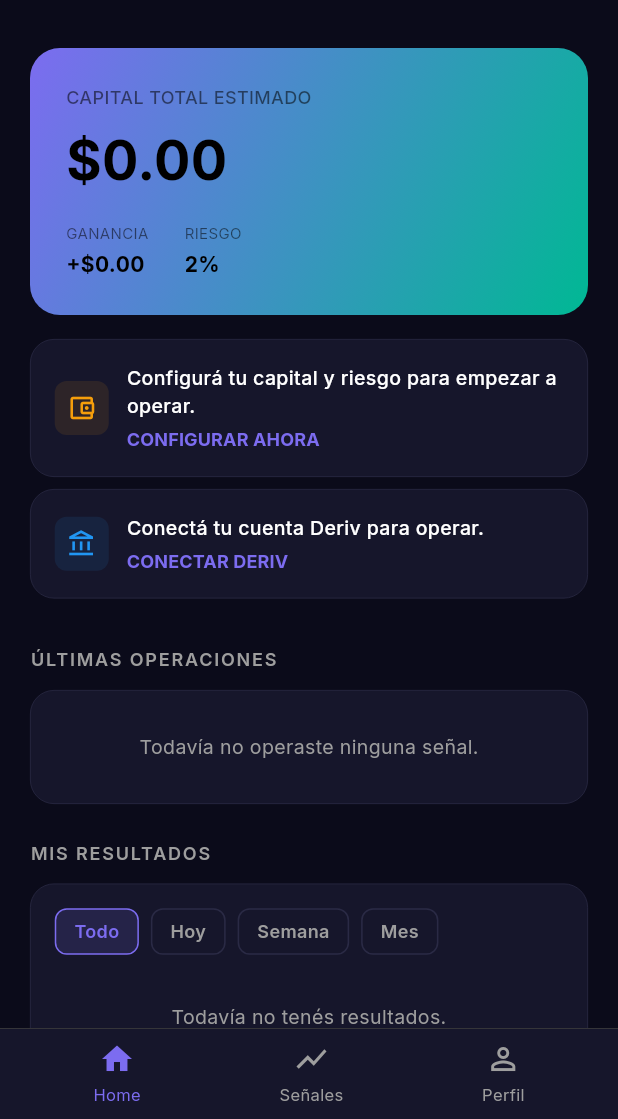
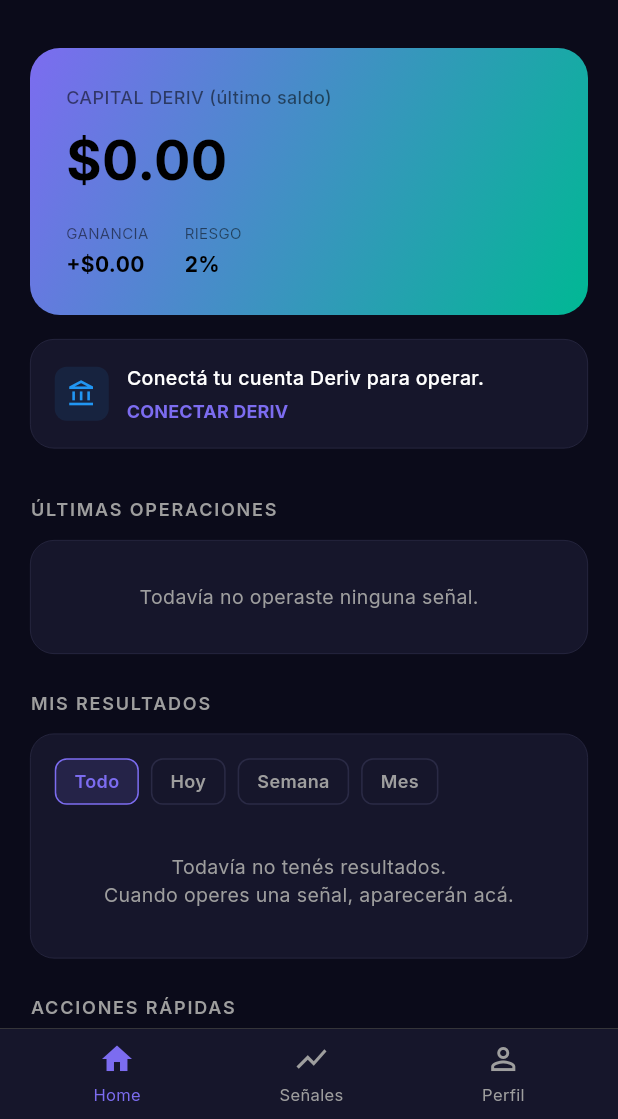
Before and after one commit to ergonber/Multisyntrade, a Flutter app: the HomeScreen screen opened directly, on a phone screen of 412 x 824 dp, the part 117-1236 px from its top. Run offline on Flutter 3.47's test engine with Material 3 defaults, Android fonts, the phone set to English and light mode, and no system bars; our stand-ins replace app_links, go_router, shared_preferences, supabase_flutter; accounts and stored records are empty; network calls fail.

Commit message:
feat: capital = saldo real de Deriv (bridge sincroniza); riesgo fijo 1% + tope 10; quitar acceso a Capital y Riesgo

```diff
--- a/app/lib/presentation/screens/home/home_screen.dart
+++ b/app/lib/presentation/screens/home/home_screen.dart
@@ -12,7 +12,6 @@
 import '../signals/signals_screen.dart';
 import '../profile/profile_screen.dart';
 import '../deriv/deriv_connect_screen.dart';
-import '../profile/capital_risk_screen.dart';
 
 class HomeScreen extends StatefulWidget {
   const HomeScreen({super.key});
@@ -113,47 +112,11 @@
   }
 
   List<Widget> _buildSetupBanners(ProfileProvider profile, DerivProvider deriv) {
-    final p = profile.profile;
-    final needsCapital = p == null || !p.hasCapital;
     final needsDeriv = !deriv.isConnected;
 
-    if (!needsCapital && !needsDeriv) return [];
+    if (!needsDeriv) return [];
 
     return [
-      if (needsCapital)
-        Padding(
-          padding: const EdgeInsets.only(bottom: 8),
-          child: AppCard(
-            child: Row(
-              children: [
-                Container(
-                  padding: const EdgeInsets.all(8),
-                  decoration: BoxDecoration(
-                    color: AppColors.warning.withOpacity(0.1),
-                    borderRadius: BorderRadius.circular(8),
-                  ),
-                  child: const Icon(Icons.account_balance_wallet_outlined, color: AppColors.warning, size: 20),
-                ),
-                const SizedBox(width: 12),
-                Expanded(
-                  child: Column(
-                    crossAxisAlignment: CrossAxisAlignment.start,
-                    children: [
-                      const Text('Configurá tu capital y riesgo para empezar a operar.',
-                          style: TextStyle(fontSize: 13, fontWeight: FontWeight.w500)),
-                      const SizedBox(height: 4),
-                      TextButton(
-                        onPressed: () => Navigator.push(context, MaterialPageRoute(builder: (_) => const CapitalRiskScreen())),
-                        style: TextButton.styleFrom(padding: EdgeInsets.zero, minimumSize: Size.zero, tapTargetSize: MaterialTapTargetSize.shrinkWrap),
-                        child: const Text('CONFIGURAR AHORA', style: TextStyle(fontSize: 12, fontWeight: FontWeight.bold)),
-                      ),
-                    ],
-                  ),
-                ),
-              ],
-            ),
-          ),
-        ),
       if (needsDeriv)
         Padding(
           padding: const EdgeInsets.only(bottom: 8),
@@ -496,7 +459,7 @@
     final capital = profile?.capitalInicial ?? 0.0;
     final ganancia = profile?.gananciaAcumulada ?? 0.0;
     final derivBalance = deriv.isConnected ? deriv.account.balance : 0.0;
-    final totalBalance = deriv.isConnected ? derivBalance : (capital + ganancia);
+    final totalBalance = deriv.isConnected ? derivBalance : capital;
 
     return Container(
       width: double.infinity,
@@ -513,7 +476,7 @@
         crossAxisAlignment: CrossAxisAlignment.start,
         children: [
           Text(
-            deriv.isConnected ? 'SALDO DERIV' : 'CAPITAL TOTAL ESTIMADO',
+            deriv.isConnected ? 'SALDO DERIV' : 'CAPITAL DERIV (último saldo)',
             style: const TextStyle(color: Colors.black54, fontSize: 12, fontWeight: FontWeight.w500),
           ),
           const SizedBox(height: 8),
```
Also changed, not shown: app/lib/presentation/screens/profile/profile_screen.dart (+0 -7 lines), 5 other files.
